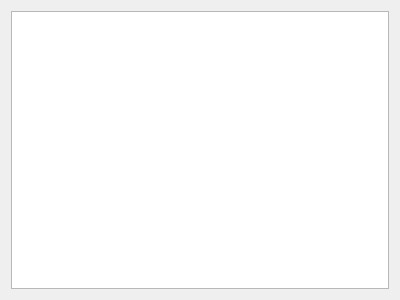
Old version of the form game.ui in the repository pavolmarak/boomberman.
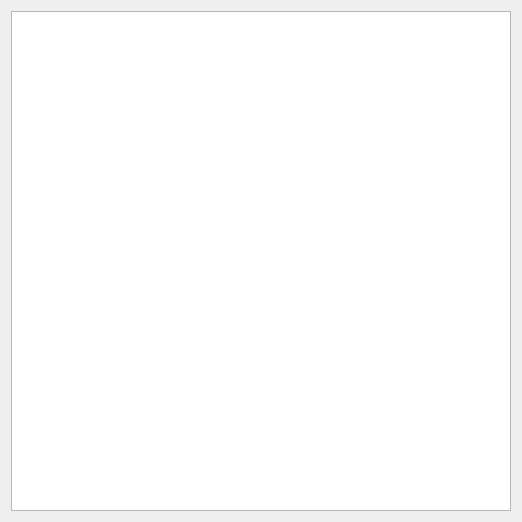
New version of the form.

```diff
--- a/game.ui
+++ b/game.ui
@@ -6,8 +6,8 @@
    <rect>
     <x>0</x>
     <y>0</y>
-    <width>400</width>
-    <height>300</height>
+    <width>512</width>
+    <height>512</height>
    </rect>
   </property>
   <property name="windowTitle">
@@ -15,7 +15,32 @@
   </property>
   <layout class="QVBoxLayout" name="verticalLayout">
    <item>
-    <widget class="QGraphicsView" name="view"/>
+    <widget class="QGraphicsView" name="view">
+     <property name="sizePolicy">
+      <sizepolicy hsizetype="Fixed" vsizetype="Fixed">
+       <horstretch>0</horstretch>
+       <verstretch>0</verstretch>
+      </sizepolicy>
+     </property>
+     <property name="minimumSize">
+      <size>
+       <width>500</width>
+       <height>500</height>
+      </size>
+     </property>
+     <property name="maximumSize">
+      <size>
+       <width>500</width>
+       <height>500</height>
+      </size>
+     </property>
+     <property name="verticalScrollBarPolicy">
+      <enum>Qt::ScrollBarAlwaysOff</enum>
+     </property>
+     <property name="horizontalScrollBarPolicy">
+      <enum>Qt::ScrollBarAlwaysOff</enum>
+     </property>
+    </widget>
    </item>
   </layout>
  </widget>
```
Left out of the diff: 2 changed lines with no effect on the pictures.
